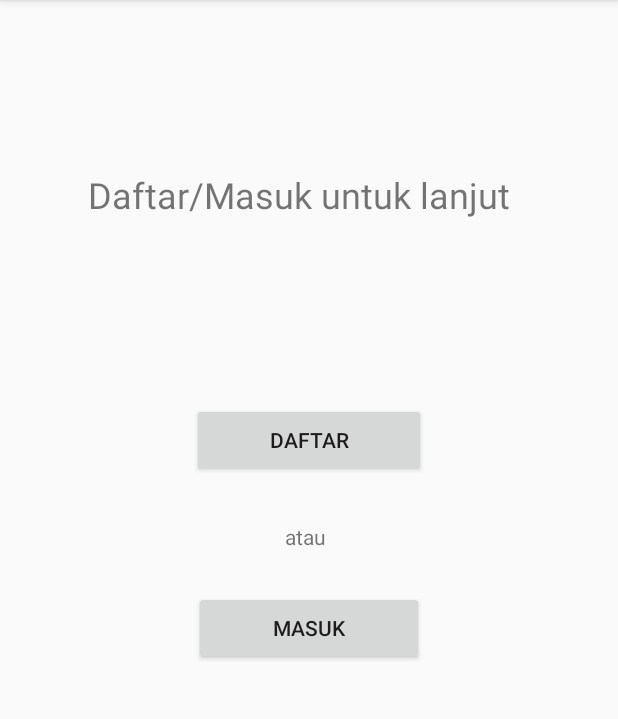
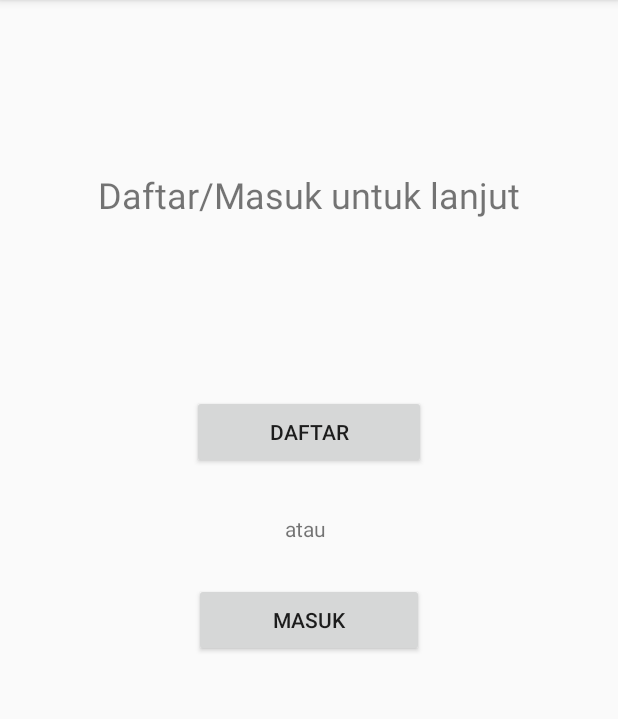
Before and after one commit to nakanaori/hackathon_RVJTeam, an Android app: the fragment UnregisteredUserFragment shown on its own in the app's theme, on a phone screen of 412 x 824 dp, the part 84-803 px from its top. Run offline under Robolectric (Android 15) with nearby library versions, the phone set to English and light mode, and no system bars.

Commit message:
edit dikit

```diff
--- a/app/src/main/res/layout/activity_daftar_user.xml
+++ b/app/src/main/res/layout/activity_daftar_user.xml
@@ -97,6 +97,7 @@
         android:ems="10"
         android:hint="Nomor telepon"
         android:inputType="phone"
+        android:digits="0123456789"
         app:layout_constraintBottom_toBottomOf="parent"
         app:layout_constraintEnd_toEndOf="parent"
         app:layout_constraintHorizontal_bias="0.507"
--- a/app/src/main/res/layout/activity_login.xml
+++ b/app/src/main/res/layout/activity_login.xml
@@ -38,6 +38,7 @@
         android:ems="10"
         android:hint="Nomor telepon"
         android:inputType="phone"
+        android:digits="0123456789"
         app:layout_constraintBottom_toTopOf="@+id/login_password"
         app:layout_constraintEnd_toEndOf="parent"
         app:layout_constraintHorizontal_bias="0.491"
--- a/app/src/main/res/layout/unregistered_user_profile.xml
+++ b/app/src/main/res/layout/unregistered_user_profile.xml
@@ -17,11 +17,12 @@
 
     <TextView
         android:id="@+id/textView3"
-        android:layout_width="295dp"
-        android:layout_height="55dp"
+        android:layout_width="343dp"
+        android:layout_height="50dp"
         android:layout_marginTop="113dp"
         android:text="Daftar/Masuk untuk lanjut"
         android:textSize="24sp"
+        android:textAlignment="center"
         app:layout_constraintEnd_toEndOf="parent"
         app:layout_constraintStart_toStartOf="parent"
         app:layout_constraintTop_toTopOf="parent" />
```
